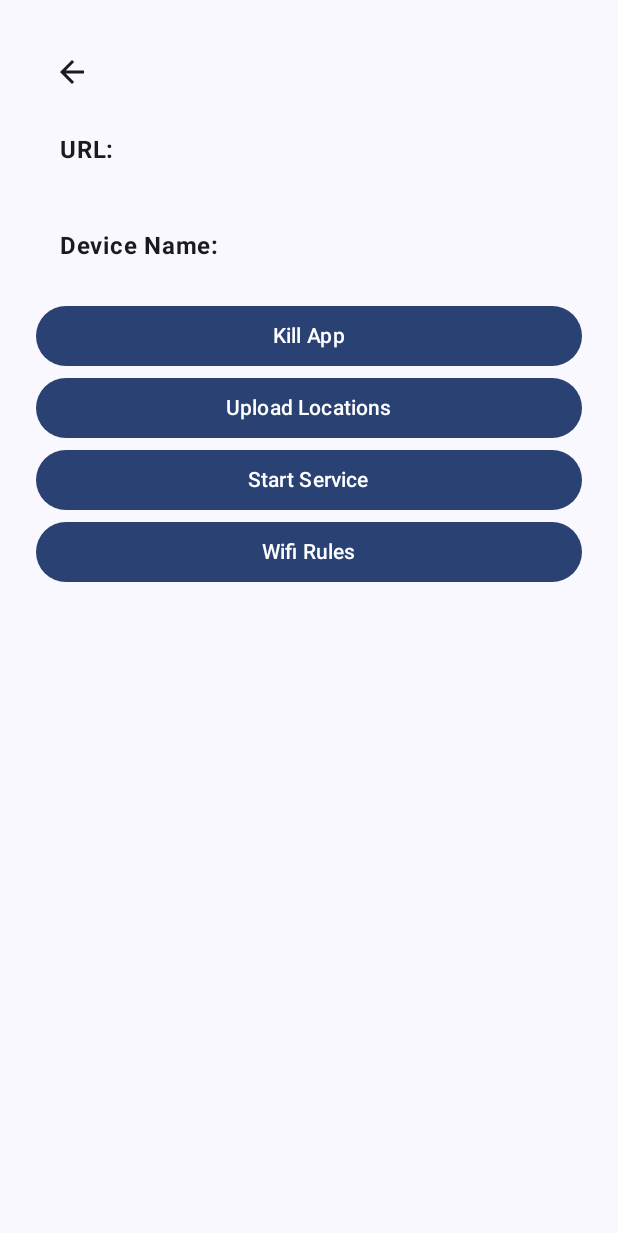
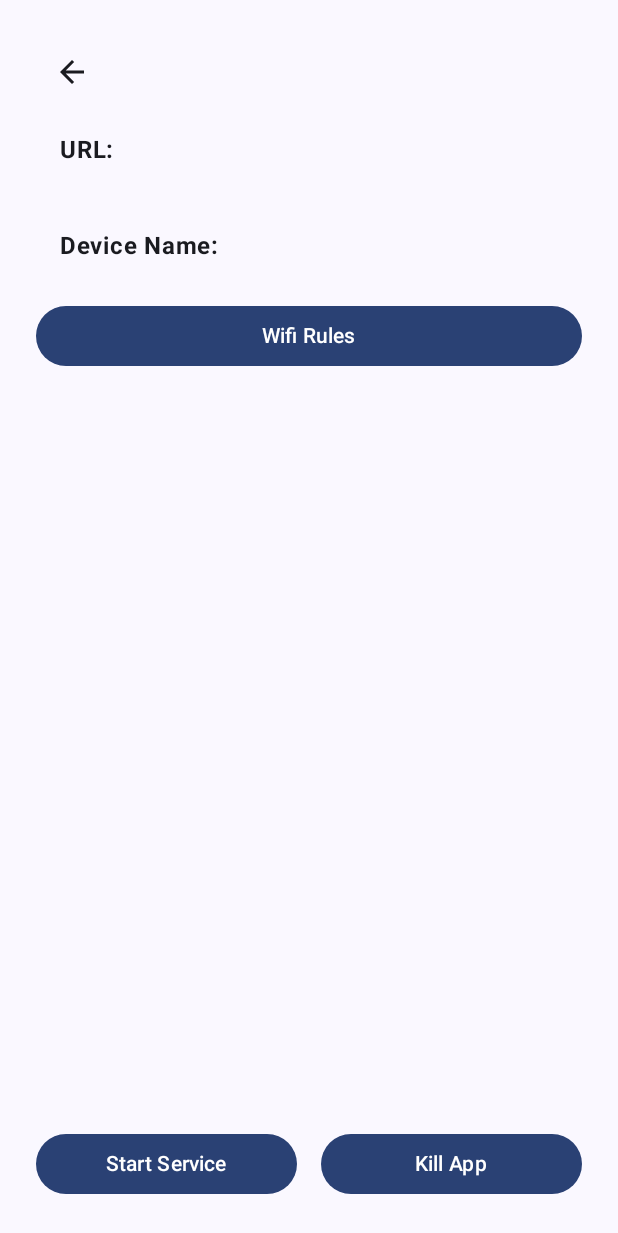
Before and after one commit to ramitsuri/location-tracking, an Android app built with Jetpack Compose: the composable SettingsScreen shown on its own in the app's theme, on a phone screen of 412 x 824 dp. Shown: the top 1233 px of the screen. Run offline under Robolectric (Android 15) with nearby library versions, the phone set to English and light mode, and no system bars.

```diff
--- a/composeApp/src/androidMain/kotlin/com/ramitsuri/locationtracking/MainApp.kt
+++ b/composeApp/src/androidMain/kotlin/com/ramitsuri/locationtracking/MainApp.kt
@@ -122,7 +122,6 @@ class MainApp : Application(), KoinComponent {
                         settings = get<Settings>(),
                         isUploadWorkerRunning = { UploadWorker.isRunning(this@MainApp) },
                         isServiceRunning = { BackgroundService.isRunning },
-                        upload = { UploadWorker.enqueueImmediate(this@MainApp) },
                     )
                 }
 
@@ -132,6 +131,8 @@ class MainApp : Application(), KoinComponent {
                         permissionState = {
                             get<PermissionMonitor>().permissionState
                         },
+                        isUploadWorkerRunning = { UploadWorker.isRunning(this@MainApp) },
+                        upload = { UploadWorker.enqueueImmediate(this@MainApp) },
                     )
                 }
 
--- a/composeApp/src/androidMain/kotlin/com/ramitsuri/locationtracking/ui/settings/SettingsScreen.kt
+++ b/composeApp/src/androidMain/kotlin/com/ramitsuri/locationtracking/ui/settings/SettingsScreen.kt
@@ -9,12 +9,11 @@ import androidx.compose.foundation.layout.fillMaxSize
 import androidx.compose.foundation.layout.fillMaxWidth
 import androidx.compose.foundation.layout.height
 import androidx.compose.foundation.layout.padding
-import androidx.compose.foundation.layout.size
+import androidx.compose.foundation.layout.width
 import androidx.compose.material.icons.Icons
 import androidx.compose.material.icons.automirrored.filled.ArrowBack
 import androidx.compose.material3.Button
 import androidx.compose.material3.Card
-import androidx.compose.material3.CircularProgressIndicator
 import androidx.compose.material3.Icon
 import androidx.compose.material3.IconButton
 import androidx.compose.material3.MaterialTheme
@@ -46,7 +45,6 @@ fun SettingsScreen(
     onBaseUrlChange: (String) -> Unit,
     onDeviceNameChange: (String) -> Unit,
     onKillApp: () -> Unit,
-    onUpload: () -> Unit,
     onServiceStart: () -> Unit,
     onServiceStop: () -> Unit,
     onNavToWifiRules: () -> Unit,
@@ -76,44 +74,35 @@ fun SettingsScreen(
         )
         Spacer(modifier = Modifier.height(8.dp))
         Button(
-            onClick = onKillApp,
+            onClick = onNavToWifiRules,
             modifier = Modifier.fillMaxWidth(),
         ) {
-            Text(stringResource(R.string.kill_app))
+            Text(stringResource(R.string.wifi_rules))
         }
-        Button(
-            onClick = onUpload,
-            modifier = Modifier.fillMaxWidth(),
-        ) {
-            if (viewState.isUploadWorkerRunning) {
-                CircularProgressIndicator(
-                    modifier = Modifier.size(20.dp),
-                    color = MaterialTheme.colorScheme.onPrimary,
-                )
-            } else {
-                Text(stringResource(R.string.upload_locations))
-            }
-        }
+        Spacer(modifier = Modifier.weight(1f))
+        Row(modifier = Modifier.fillMaxWidth()) {
             if (viewState.isServiceRunning) {
                 Button(
                     onClick = onServiceStop,
-                modifier = Modifier.fillMaxWidth(),
+                    modifier = Modifier.weight(1f),
                 ) {
                     Text(stringResource(R.string.stop_service))
                 }
             } else {
                 Button(
                     onClick = onServiceStart,
-                modifier = Modifier.fillMaxWidth(),
+                    modifier = Modifier.weight(1f),
                 ) {
                     Text(stringResource(R.string.start_service))
                 }
             }
+            Spacer(modifier = Modifier.width(16.dp))
             Button(
-            onClick = onNavToWifiRules,
-            modifier = Modifier.fillMaxWidth(),
+                onClick = onKillApp,
+                modifier = Modifier.weight(1f),
             ) {
-            Text(stringResource(R.string.wifi_rules))
+                Text(stringResource(R.string.kill_app))
+            }
         }
     }
 }
--- a/composeApp/src/androidMain/res/values/strings.xml
+++ b/composeApp/src/androidMain/res/values/strings.xml
@@ -25,7 +25,6 @@
     <string name="current_mode">"Current mode: "</string>
     <string name="locations">"Locations: "</string>
     <string name="change_mode">Change Mode</string>
-    <string name="upload_locations">"Upload Locations"</string>
     <string name="single_location">Single Location</string>
     <string name="not_granted_permissions">Not granted permissions</string>
 
--- a/composeApp/src/commonMain/kotlin/com/ramitsuri/locationtracking/ui/home/HomeViewState.kt
+++ b/composeApp/src/commonMain/kotlin/com/ramitsuri/locationtracking/ui/home/HomeViewState.kt
@@ -5,4 +5,5 @@ import com.ramitsuri.locationtracking.permissions.Permission
 data class HomeViewState(
     val numOfLocations: Int = 0,
     val notGrantedPermissions: List<Permission> = emptyList(),
+    val isUploadWorkerRunning: Boolean = false,
 )
--- a/composeApp/src/commonMain/kotlin/com/ramitsuri/locationtracking/ui/settings/SettingsViewModel.kt
+++ b/composeApp/src/commonMain/kotlin/com/ramitsuri/locationtracking/ui/settings/SettingsViewModel.kt
@@ -13,7 +13,6 @@ class SettingsViewModel(
     private val settings: Settings,
     isUploadWorkerRunning: () -> Flow<Boolean>,
     isServiceRunning: () -> Flow<Boolean>,
-    private val upload: () -> Unit,
 ) : ViewModel() {
     val viewState = combine(
         settings.getBaseUrlFlow(),
@@ -44,8 +43,4 @@ class SettingsViewModel(
             settings.setDeviceName(deviceName)
         }
     }
-
-    fun onUpload() {
-        upload()
-    }
 }
```
Also changed, not shown: composeApp/src/androidMain/kotlin/com/ramitsuri/locationtracking/ui/home/HomeScreen.kt (+16 -0 lines), composeApp/src/androidMain/kotlin/com/ramitsuri/locationtracking/ui/navigation/NavGraph.kt (+12 -1 lines), composeApp/src/commonMain/kotlin/com/ramitsuri/locationtracking/ui/home/HomeViewModel.kt (+14 -6 lines). Lines whose indentation alone changed are shown as unchanged.
